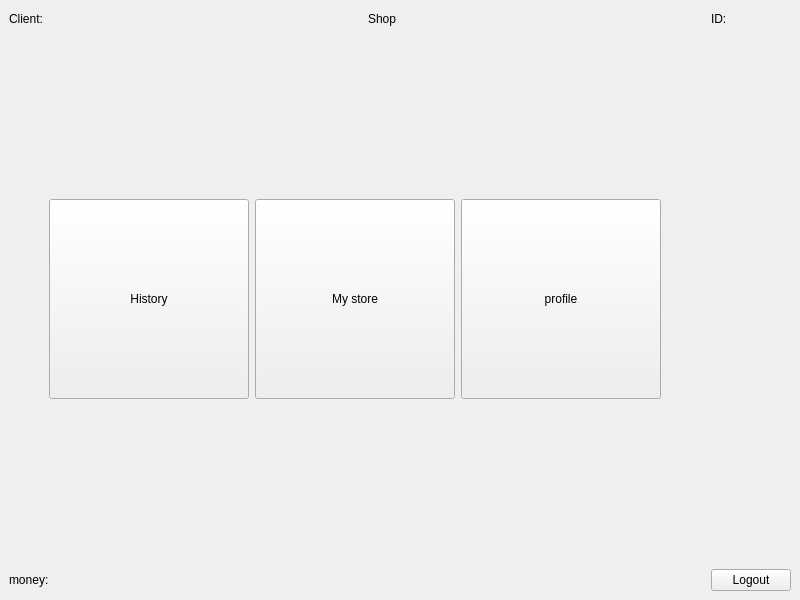
Above: Stor/clientpage.ui from AP-projects-4001/IUT-s-crackpots before the change. Below: the same form after it.
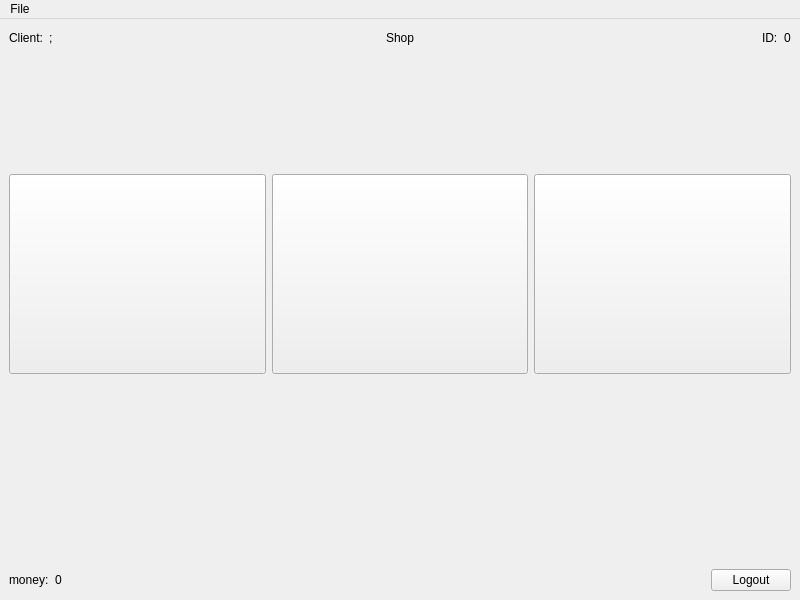
That is the form after the change.

The edit to the form file:
```diff
--- a/Stor/clientpage.ui
+++ b/Stor/clientpage.ui
@@ -14,26 +14,30 @@
    <string>MainWindow</string>
   </property>
   <widget class="QWidget" name="centralwidget">
+   <layout class="QGridLayout" name="gridLayout_2">
+    <item row="0" column="0">
    <layout class="QGridLayout" name="gridLayout">
-    <item row="0" column="4">
-     <layout class="QHBoxLayout" name="horizontalLayout_2">
+      <item row="2" column="0">
+       <layout class="QHBoxLayout" name="horizontalLayout_6">
       <item>
-       <widget class="QLabel" name="label_3">
+         <layout class="QHBoxLayout" name="horizontalLayout_4">
+          <item>
+           <widget class="QLabel" name="label_5">
         <property name="text">
-         <string>ID:</string>
+             <string>money:</string>
         </property>
        </widget>
       </item>
       <item>
-       <widget class="QLabel" name="idLabel">
+           <widget class="QLabel" name="moneyLabel">
         <property name="text">
-         <string/>
+             <string>0</string>
         </property>
        </widget>
       </item>
      </layout>
     </item>
-    <item row="4" column="2">
+        <item>
      <spacer name="horizontalSpacer">
       <property name="orientation">
        <enum>Qt::Horizontal</enum>
@@ -46,21 +50,20 @@
       </property>
      </spacer>
     </item>
-    <item row="0" column="2">
-     <widget class="QLabel" name="label_8">
-      <property name="text">
-       <string>Shop</string>
-      </property>
-     </widget>
-    </item>
-    <item row="4" column="4">
+        <item>
      <widget class="QPushButton" name="pushButton_4">
       <property name="text">
        <string>Logout</string>
       </property>
      </widget>
     </item>
+       </layout>
+      </item>
     <item row="0" column="0">
+       <layout class="QVBoxLayout" name="verticalLayout">
+        <item>
+         <layout class="QHBoxLayout" name="horizontalLayout_5">
+          <item>
      <layout class="QHBoxLayout" name="horizontalLayout">
       <item>
        <widget class="QLabel" name="label">
@@ -72,33 +75,45 @@
       <item>
        <widget class="QLabel" name="usernameLabel">
         <property name="text">
-         <string/>
+               <string>;</string>
         </property>
        </widget>
       </item>
-     </layout>
-    </item>
-    <item row="3" column="0">
-     <spacer name="verticalSpacer">
-      <property name="orientation">
-       <enum>Qt::Vertical</enum>
-      </property>
-      <property name="sizeHint" stdset="0">
-       <size>
-        <width>20</width>
-        <height>40</height>
-       </size>
-      </property>
-     </spacer>
-    </item>
-    <item row="0" column="1">
+            <item>
      <spacer name="horizontalSpacer_2">
       <property name="orientation">
        <enum>Qt::Horizontal</enum>
       </property>
-      <property name="sizeType">
-       <enum>QSizePolicy::Expanding</enum>
-      </property>
+              <property name="sizeHint" stdset="0">
+               <size>
+                <width>40</width>
+                <height>20</height>
+               </size>
+              </property>
+             </spacer>
+            </item>
+           </layout>
+          </item>
+          <item>
+           <widget class="QLabel" name="shopNameLabel">
+            <property name="toolTip">
+             <string>&lt;html&gt;&lt;head/&gt;&lt;body&gt;&lt;p&gt;For setting or changing stor name ,go to File--&amp;gt;shop--&amp;gt;Name&lt;/p&gt;&lt;/body&gt;&lt;/html&gt;</string>
+            </property>
+            <property name="whatsThis">
+             <string>&lt;html&gt;&lt;head/&gt;&lt;body&gt;&lt;p&gt;&lt;br/&gt;&lt;/p&gt;&lt;/body&gt;&lt;/html&gt;</string>
+            </property>
+            <property name="text">
+             <string>Shop</string>
+            </property>
+           </widget>
+          </item>
+          <item>
+           <layout class="QHBoxLayout" name="horizontalLayout_2">
+            <item>
+             <spacer name="horizontalSpacer_3">
+              <property name="orientation">
+               <enum>Qt::Horizontal</enum>
+              </property>
       <property name="sizeHint" stdset="0">
        <size>
         <width>40</width>
@@ -107,25 +122,38 @@
       </property>
      </spacer>
     </item>
-    <item row="4" column="0">
-     <layout class="QHBoxLayout" name="horizontalLayout_4">
       <item>
-       <widget class="QLabel" name="label_5">
+             <widget class="QLabel" name="label_3">
         <property name="text">
-         <string>money:</string>
+               <string>ID:</string>
         </property>
        </widget>
       </item>
       <item>
-       <widget class="QLabel" name="moneyLabel">
+             <widget class="QLabel" name="idLabel">
         <property name="text">
-         <string/>
+               <string>0</string>
         </property>
        </widget>
       </item>
      </layout>
     </item>
-    <item row="1" column="0">
+         </layout>
+        </item>
+        <item>
+         <spacer name="verticalSpacer_3">
+          <property name="orientation">
+           <enum>Qt::Vertical</enum>
+          </property>
+          <property name="sizeHint" stdset="0">
+           <size>
+            <width>20</width>
+            <height>40</height>
+           </size>
+          </property>
+         </spacer>
+        </item>
+        <item>
      <spacer name="verticalSpacer_2">
       <property name="orientation">
        <enum>Qt::Vertical</enum>
@@ -138,26 +166,23 @@
       </property>
      </spacer>
     </item>
-    <item row="2" column="0" colspan="3">
+        <item>
+         <spacer name="verticalSpacer_4">
+          <property name="orientation">
+           <enum>Qt::Vertical</enum>
+          </property>
+          <property name="sizeHint" stdset="0">
+           <size>
+            <width>20</width>
+            <height>40</height>
+           </size>
+          </property>
+         </spacer>
+        </item>
+        <item>
      <layout class="QHBoxLayout" name="horizontalLayout_3">
       <item>
-       <spacer name="horizontalSpacer_3">
-        <property name="orientation">
-         <enum>Qt::Horizontal</enum>
-        </property>
-        <property name="sizeType">
-         <enum>QSizePolicy::Minimum</enum>
-        </property>
-        <property name="sizeHint" stdset="0">
-         <size>
-          <width>40</width>
-          <height>20</height>
-         </size>
-        </property>
-       </spacer>
-      </item>
-      <item>
-       <widget class="QPushButton" name="pushButton_2">
+           <widget class="QPushButton" name="historyBtn">
         <property name="minimumSize">
          <size>
           <width>200</width>
@@ -165,7 +190,7 @@
          </size>
         </property>
         <property name="text">
-         <string>History</string>
+             <string/>
         </property>
        </widget>
       </item>
@@ -178,7 +203,7 @@
          </size>
         </property>
         <property name="text">
-         <string>My store</string>
+             <string/>
         </property>
        </widget>
       </item>
@@ -191,24 +216,31 @@
          </size>
         </property>
         <property name="text">
-         <string>profile</string>
+             <string/>
         </property>
        </widget>
       </item>
      </layout>
     </item>
-    <item row="0" column="3">
-     <spacer name="horizontalSpacer_4">
+       </layout>
+      </item>
+      <item row="1" column="0">
+       <spacer name="verticalSpacer">
       <property name="orientation">
-       <enum>Qt::Horizontal</enum>
+         <enum>Qt::Vertical</enum>
+        </property>
+        <property name="sizeType">
+         <enum>QSizePolicy::MinimumExpanding</enum>
       </property>
       <property name="sizeHint" stdset="0">
        <size>
-        <width>40</width>
-        <height>20</height>
+          <width>20</width>
+          <height>40</height>
        </size>
       </property>
      </spacer>
+      </item>
+     </layout>
     </item>
    </layout>
   </widget>
@@ -221,7 +253,25 @@
      <height>26</height>
     </rect>
    </property>
-  </widget>
+   <widget class="QMenu" name="menuFile">
+    <property name="title">
+     <string>File</string>
+    </property>
+    <widget class="QMenu" name="menuShop">
+     <property name="title">
+      <string>Shop</string>
+     </property>
+     <addaction name="nameAction"/>
+    </widget>
+    <addaction name="menuShop"/>
+   </widget>
+   <addaction name="menuFile"/>
+  </widget>
+  <action name="nameAction">
+   <property name="text">
+    <string>Name</string>
+   </property>
+  </action>
  </widget>
  <resources/>
  <connections/>
```
Left out of the diff: 9 changed lines with no effect on the pictures. Lines whose indentation alone changed are shown as unchanged.
